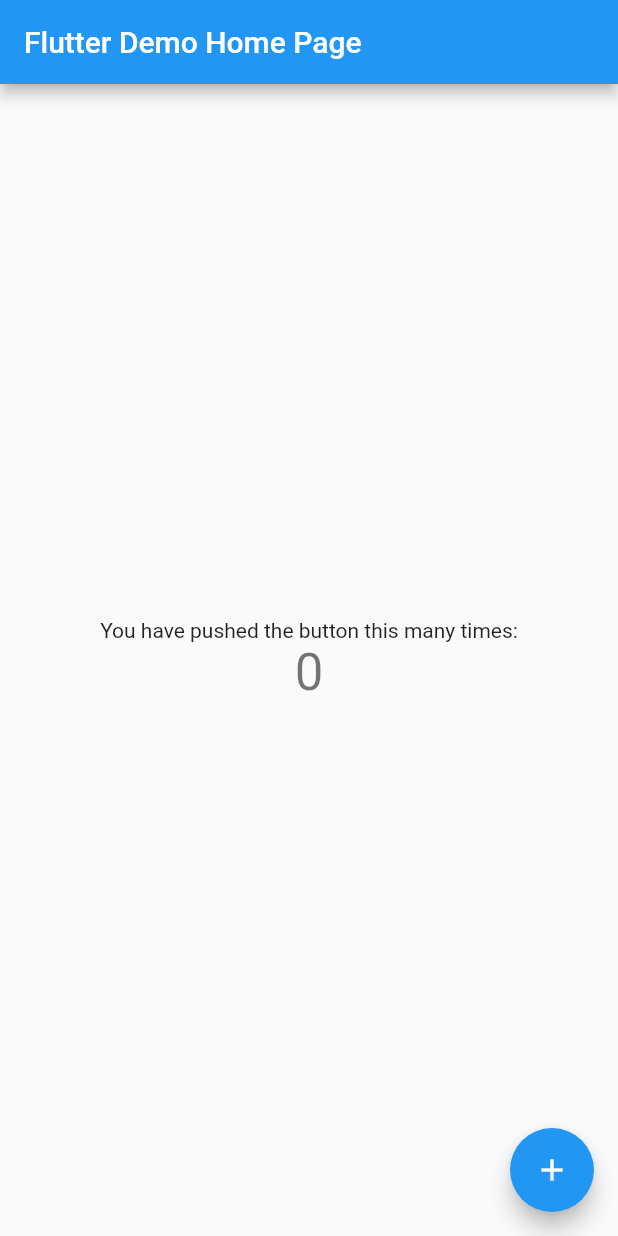
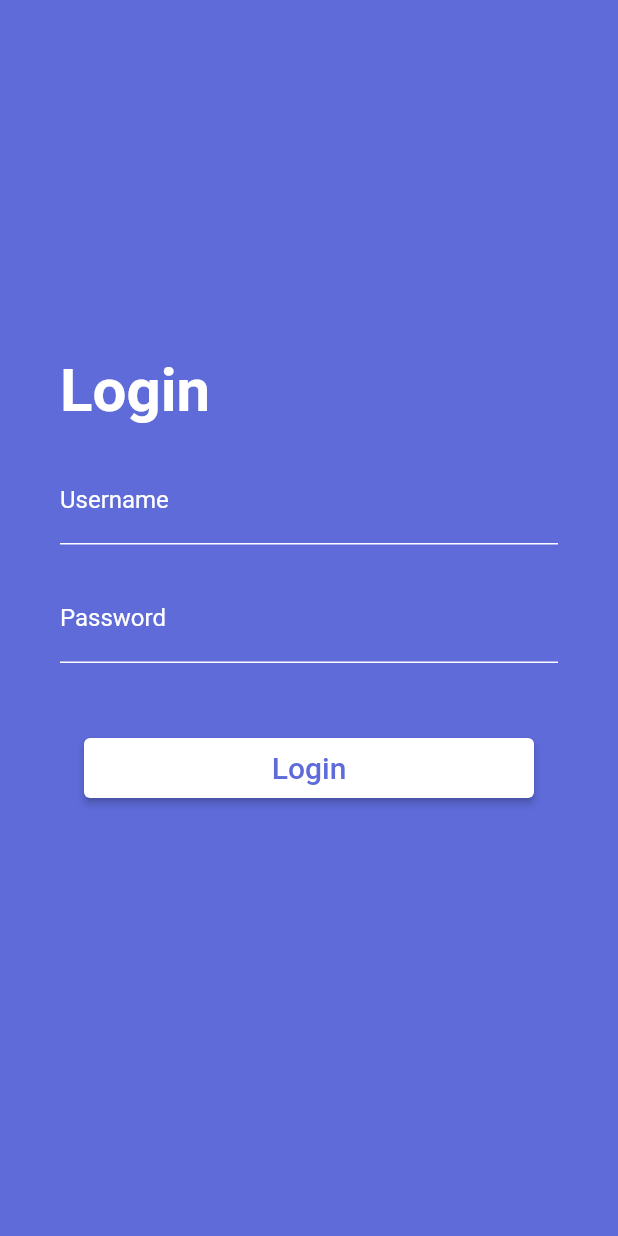
Before and after one commit to buddhimac111/LMSmobile, a Flutter app: the screen it shows after launch, on a phone screen of 412 x 824 dp. Run offline on Flutter 3.47's test engine with Material 2 defaults, Android fonts, the phone set to English and light mode, and no system bars.

Commit message:
added login page

```diff
--- /dev/null
+++ b/lib/landing.dart
@@ -0,0 +1,162 @@
+import 'package:flutter/material.dart';
+import 'package:lms/main.dart';
+
+class landing extends StatefulWidget {
+  const landing({Key? key}) : super(key: key);
+
+  @override
+  State<landing> createState() => _landingState();
+}
+
+class _landingState extends State<landing> {
+  @override
+  Widget build(BuildContext context) {
+    return Scaffold(
+      backgroundColor: customColors.landingBackground,
+      body: Center(
+        child: Container(
+            margin: const EdgeInsets.all(40.0),
+            width: 500.0,
+            height: 350.0,
+            child: Wrap(
+              children: [
+                Text(
+                  "Login",
+                  style: TextStyle(
+                    fontSize: 40.0,
+                    fontWeight: FontWeight.bold,
+                    color: customColors.landingText,
+                  ),
+                ),
+                Column(
+                  children: [
+                    Container(
+                      margin: const EdgeInsets.only(top: 20.0),
+                    ),
+                    TextField(
+                      decoration: const InputDecoration(
+                        enabledBorder: UnderlineInputBorder(
+                          borderSide:
+                              BorderSide(color: customColors.landingText),
+                        ),
+                        focusedBorder: OutlineInputBorder(
+                          borderSide:
+                              BorderSide(color: customColors.landingText),
+                        ),
+                        labelText: 'Username',
+                        labelStyle: TextStyle(
+                          color: customColors.landingText,
+                        ),
+                      ),
+                    ),
+                    Container(
+                      margin: const EdgeInsets.only(top: 20.0),
+                    ),
+                    TextField(
+                      decoration: const InputDecoration(
+                        enabledBorder: UnderlineInputBorder(
+                          borderSide:
+                          BorderSide(color: customColors.landingText),
+                        ),
+                        focusedBorder: OutlineInputBorder(
+                          borderSide:
+                          BorderSide(color: customColors.landingText),
+                        ),
+                        labelText: 'Password',
+                        labelStyle: TextStyle(
+                          color: customColors.landingText,
+                        ),
+                      ),
+                    ),
+                    Container(
+                      margin: const EdgeInsets.only(top: 50.0),
+                    ),
+                    SizedBox(
+                      width: 300.0,
+                      height: 40.0,
+                      child: ElevatedButton(
+                          onPressed: () {
+                            print("object printed");
+                          },
+
+                        child: Text('Login',style: TextStyle(fontSize: 20.0),),
+                        style: ElevatedButton.styleFrom(
+                          backgroundColor: customColors.landingText,
+                          foregroundColor: customColors.landingBackground, // Background color
+                        ),
+
+                      ),
+                    )
+                  ],
+                )
+              ],
+            )),
+      ),
+    );
+  }
+}
+
+// import 'package:flutter/material.dart';
+// import 'text_form.dart';
+// import 'button.dart';
+//
+// class landing extends StatefulWidget {
+//   const landing({Key? key}) : super(key: key);
+//
+//   @override
+//   State<landing> createState() => _landingState();
+//
+// }
+//
+// class _landingState extends State<landing> {
+//
+//   final TextEditingController emailController = TextEditingController();
+//   final TextEditingController passwordController = TextEditingController();
+//
+//   @override
+//   Widget build(BuildContext context) {
+//     return Scaffold(
+//       body: SafeArea(
+//         child: Container(
+//           width: double.infinity,
+//           padding: const EdgeInsets.all(15.0),
+//           height: MediaQuery.of(context).size.height,
+//           child: Column(
+//             crossAxisAlignment: CrossAxisAlignment.start,
+//             mainAxisAlignment: MainAxisAlignment.start,
+//             children: [
+//               SizedBox(height: 20),
+//               Text(
+//                 'Login to your account',
+//                 style: TextStyle(
+//                   color: Colors.black,
+//                   fontSize: 16,
+//                   fontWeight: FontWeight.w500,
+//                 ),
+//               ),
+//               const SizedBox(height: 15),
+//               TextFormGlobal(
+//                 controller: emailController,
+//                 text: 'Email',
+//                 obscure: false,
+//                 textInputType: TextInputType.emailAddress,
+//               ),
+//               const SizedBox(height: 15),
+//               TextFormGlobal(
+//                 controller: passwordController,
+//                 text: 'Password',
+//                 textInputType: TextInputType.text,
+//                 obscure: true,
+//               ),
+//               const SizedBox(height: 15),
+//               Button(
+//                 emailController: emailController,
+//                 passwordController: passwordController,
+//               ),
+//             ],
+//           ),
+//         ),
+//       ),
+//     );
+//   }
+// }
--- a/lib/main.dart
+++ b/lib/main.dart
@@ -1,9 +1,14 @@
 import 'package:flutter/material.dart';
+import 'landing.dart';
 
 void main() {
   runApp(const MyApp());
 }
+class customColors {
+  static const landingBackground = Color(0xFF5E6BD8);
+  static const landingText = Color(0xFFFFFFFF);
 
+}
 class MyApp extends StatelessWidget {
   const MyApp({super.key});
 
@@ -11,8 +16,10 @@ class MyApp extends StatelessWidget {
   @override
   Widget build(BuildContext context) {
     return MaterialApp(
+      debugShowCheckedModeBanner: false,
       title: 'Flutter Demo',
       theme: ThemeData(
+
         // This is the theme of your application.
         //
         // Try running your application with "flutter run". You'll see the
@@ -24,92 +31,92 @@ class MyApp extends StatelessWidget {
         // is not restarted.
         primarySwatch: Colors.blue,
       ),
-      home: const MyHomePage(title: 'Flutter Demo Home Page'),
+      home: landing(),
     );
   }
 }
-
-class MyHomePage extends StatefulWidget {
-  const MyHomePage({super.key, required this.title});
-
-  // This widget is the home page of your application. It is stateful, meaning
-  // that it has a State object (defined below) that contains fields that affect
-  // how it looks.
-
-  // This class is the configuration for the state. It holds the values (in this
-  // case the title) provided by the parent (in this case the App widget) and
-  // used by the build method of the State. Fields in a Widget subclass are
-  // always marked "final".
-
-  final String title;
-
-  @override
-  State<MyHomePage> createState() => _MyHomePageState();
-}
-
-class _MyHomePageState extends State<MyHomePage> {
-  int _counter = 0;
-
-  void _incrementCounter() {
-    setState(() {
-      // This call to setState tells the Flutter framework that something has
-      // changed in this State, which causes it to rerun the build method below
-      // so that the display can reflect the updated values. If we changed
-      // _counter without calling setState(), then the build method would not be
-      // called again, and so nothing would appear to happen.
-      _counter++;
-    });
-  }
-
-  @override
-  Widget build(BuildContext context) {
-    // This method is rerun every time setState is called, for instance as done
-    // by the _incrementCounter method above.
-    //
-    // The Flutter framework has been optimized to make rerunning build methods
-    // fast, so that you can just rebuild anything that needs updating rather
-    // than having to individually change instances of widgets.
-    return Scaffold(
-      appBar: AppBar(
-        // Here we take the value from the MyHomePage object that was created by
-        // the App.build method, and use it to set our appbar title.
-        title: Text(widget.title),
-      ),
-      body: Center(
-        // Center is a layout widget. It takes a single child and positions it
-        // in the middle of the parent.
-        child: Column(
-          // Column is also a layout widget. It takes a list of children and
-          // arranges them vertically. By default, it sizes itself to fit its
-          // children horizontally, and tries to be as tall as its parent.
-          //
-          // Invoke "debug painting" (press "p" in the console, choose the
-          // "Toggle Debug Paint" action from the Flutter Inspector in Android
-          // Studio, or the "Toggle Debug Paint" command in Visual Studio Code)
-          // to see the wireframe for each widget.
-          //
-          // Column has various properties to control how it sizes itself and
-          // how it positions its children. Here we use mainAxisAlignment to
-          // center the children vertically; the main axis here is the vertical
-          // axis because Columns are vertical (the cross axis would be
-          // horizontal).
-          mainAxisAlignment: MainAxisAlignment.center,
-          children: <Widget>[
-            const Text(
-              'You have pushed the button this many times:',
-            ),
-            Text(
-              '$_counter',
-              style: Theme.of(context).textTheme.headlineMedium,
-            ),
-          ],
-        ),
-      ),
-      floatingActionButton: FloatingActionButton(
-        onPressed: _incrementCounter,
-        tooltip: 'Increment',
-        child: const Icon(Icons.add),
-      ), // This trailing comma makes auto-formatting nicer for build methods.
-    );
-  }
-}
+//
+// class MyHomePage extends StatefulWidget {
+//   const MyHomePage({super.key, required this.title});
+//
+//   // This widget is the home page of your application. It is stateful, meaning
+//   // that it has a State object (defined below) that contains fields that affect
+//   // how it looks.
+//
+//   // This class is the configuration for the state. It holds the values (in this
+//   // case the title) provided by the parent (in this case the App widget) and
+//   // used by the build method of the State. Fields in a Widget subclass are
+//   // always marked "final".
+//
+//   final String title;
+//
+//   @override
+//   State<MyHomePage> createState() => _MyHomePageState();
+// }
+//
+// class _MyHomePageState extends State<MyHomePage> {
+//   int _counter = 0;
+//
+//   void _incrementCounter() {
+//     setState(() {
+//       // This call to setState tells the Flutter framework that something has
+//       // changed in this State, which causes it to rerun the build method below
+//       // so that the display can reflect the updated values. If we changed
+//       // _counter without calling setState(), then the build method would not be
+//       // called again, and so nothing would appear to happen.
+//       _counter++;
+//     });
+//   }
+//
+//   @override
+//   Widget build(BuildContext context) {
+//     // This method is rerun every time setState is called, for instance as done
+//     // by the _incrementCounter method above.
+//     //
+//     // The Flutter framework has been optimized to make rerunning build methods
+//     // fast, so that you can just rebuild anything that needs updating rather
+//     // than having to individually change instances of widgets.
+//     return Scaffold(
+//       appBar: AppBar(
+//         // Here we take the value from the MyHomePage object that was created by
+//         // the App.build method, and use it to set our appbar title.
+//         title: Text(widget.title),
+//       ),
+//       body: Center(
+//         // Center is a layout widget. It takes a single child and positions it
+//         // in the middle of the parent.
+//         child: Column(
+//           // Column is also a layout widget. It takes a list of children and
+//           // arranges them vertically. By default, it sizes itself to fit its
+//           // children horizontally, and tries to be as tall as its parent.
+//           //
+//           // Invoke "debug painting" (press "p" in the console, choose the
+//           // "Toggle Debug Paint" action from the Flutter Inspector in Android
+//           // Studio, or the "Toggle Debug Paint" command in Visual Studio Code)
+//           // to see the wireframe for each widget.
+//           //
+//           // Column has various properties to control how it sizes itself and
+//           // how it positions its children. Here we use mainAxisAlignment to
+//           // center the children vertically; the main axis here is the vertical
+//           // axis because Columns are vertical (the cross axis would be
+//           // horizontal).
+//           mainAxisAlignment: MainAxisAlignment.center,
+//           children: <Widget>[
+//             const Text(
+//               'You have pushed the button this many times:',
+//             ),
+//             Text(
+//               '$_counter',
+//               style: Theme.of(context).textTheme.headlineMedium,
+//             ),
+//           ],
+//         ),
+//       ),
+//       floatingActionButton: FloatingActionButton(
+//         onPressed: _incrementCounter,
+//         tooltip: 'Increment',
+//         child: const Icon(Icons.add),
+//       ), // This trailing comma makes auto-formatting nicer for build methods.
+//     );
+//   }
+// }
```
